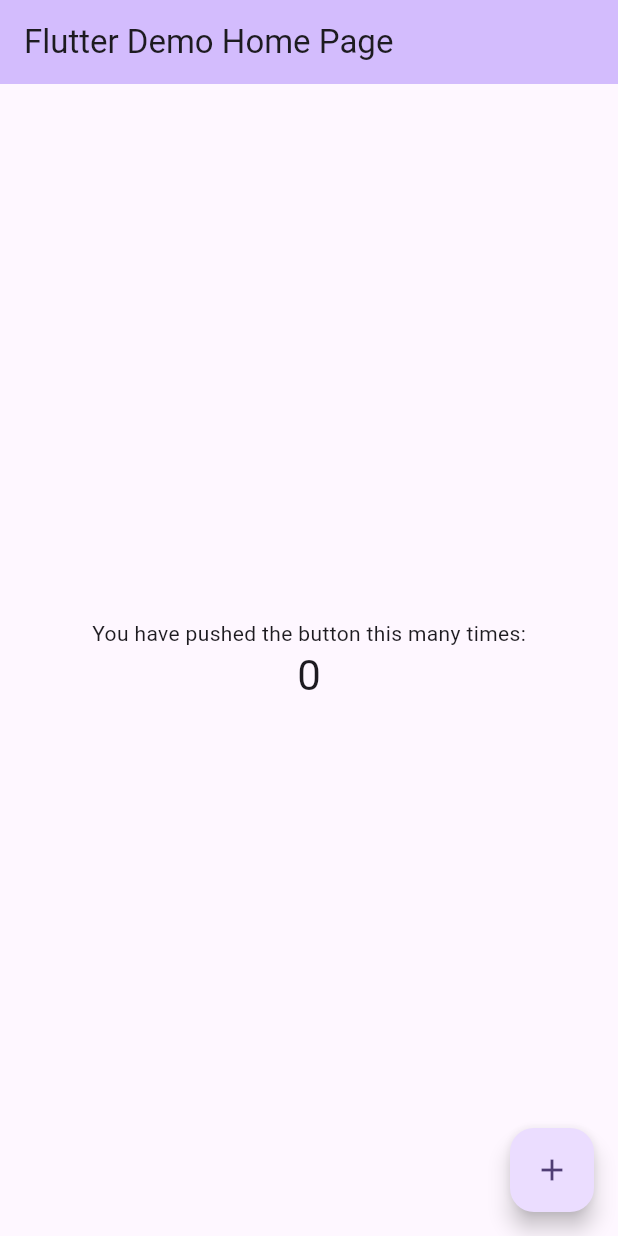
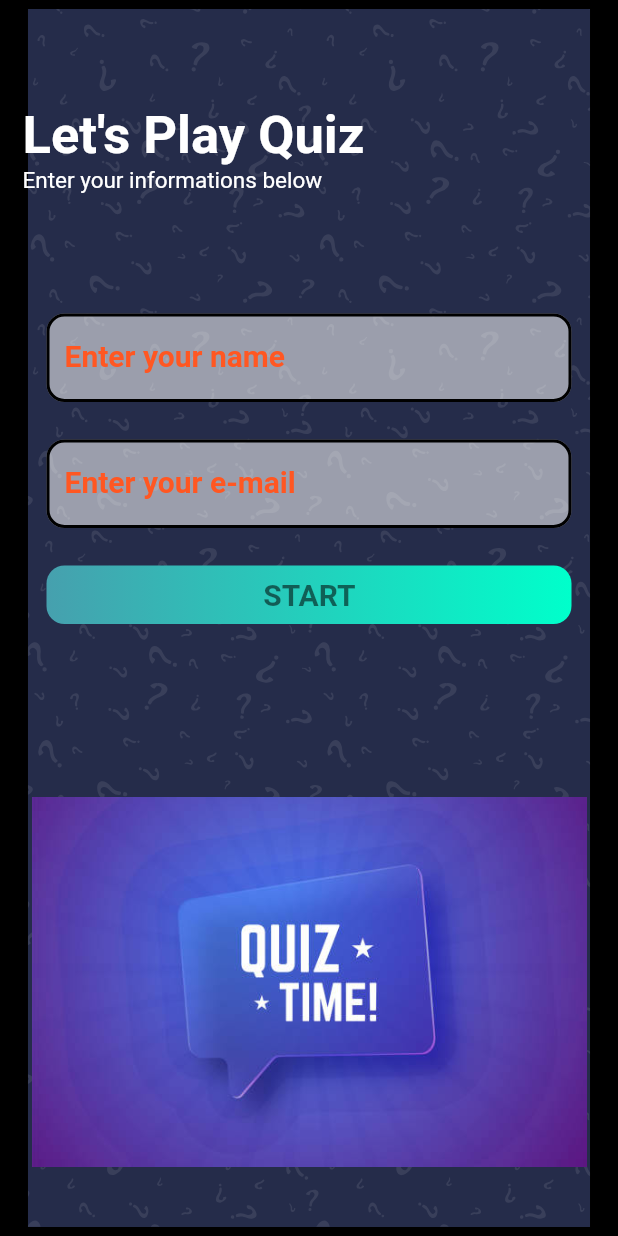
Before and after one commit to ArpitAswal/FlutterQuiz, a Flutter app: the screen it shows after launch, on a phone screen of 412 x 824 dp. Run offline on Flutter 3.47's test engine with Material 2 defaults, Android fonts, the phone set to English and light mode, and no system bars; our stand-ins replace confetti, websafe_svg.

Commit message:
after cloning code

```diff
--- a/lib/main.dart
+++ b/lib/main.dart
@@ -1,4 +1,7 @@
+import 'package:clonequiz/playQuiz.dart';
 import 'package:flutter/material.dart';
+import 'package:flutter/services.dart';
+import 'package:websafe_svg/websafe_svg.dart';
 
 void main() {
   runApp(const MyApp());
@@ -11,25 +14,20 @@ class MyApp extends StatelessWidget {
   @override
   Widget build(BuildContext context) {
     return MaterialApp(
-      title: 'Flutter Demo',
+      title: 'MCQ',
+      debugShowCheckedModeBanner: false,
       theme: ThemeData(
         // This is the theme of your application.
         //
-        // TRY THIS: Try running your application with "flutter run". You'll see
-        // the application has a blue toolbar. Then, without quitting the app,
-        // try changing the seedColor in the colorScheme below to Colors.green
-        // and then invoke "hot reload" (save your changes or press the "hot
-        // reload" button in a Flutter-supported IDE, or press "r" if you used
-        // the command line to start the app).
-        //
+        // Try running your application with "flutter run". You'll see the
+        // application has a blue toolbar. Then, without quitting the app, try
+        // changing the primarySwatch below to Colors.green and then invoke
+        // "hot reload" (press "r" in the console where you ran "flutter run",
+        // or simply save your changes to "hot reload" in a Flutter IDE).
         // Notice that the counter didn't reset back to zero; the application
-        // state is not lost during the reload. To reset the state, use hot
-        // restart instead.
-        //
-        // This works for code too, not just values: Most code changes can be
-        // tested with just a hot reload.
-        colorScheme: ColorScheme.fromSeed(seedColor: Colors.deepPurple),
-        useMaterial3: true,
+        // is not restarted.
+        appBarTheme: const AppBarTheme(elevation: 0),
+        primarySwatch: Colors.blue,
       ),
       home: const MyHomePage(title: 'Flutter Demo Home Page'),
     );
@@ -51,75 +49,137 @@ class MyHomePage extends StatefulWidget {
   final String title;
 
   @override
-  State<MyHomePage> createState() => _MyHomePageState();
+  State<MyHomePage> createState() => MyHomePageState();
 }
 
-class _MyHomePageState extends State<MyHomePage> {
-  int _counter = 0;
-
-  void _incrementCounter() {
-    setState(() {
-      // This call to setState tells the Flutter framework that something has
-      // changed in this State, which causes it to rerun the build method below
-      // so that the display can reflect the updated values. If we changed
-      // _counter without calling setState(), then the build method would not be
-      // called again, and so nothing would appear to happen.
-      _counter++;
-    });
-  }
+class MyHomePageState extends State<MyHomePage> {
+  static TextEditingController name= TextEditingController();
+  TextEditingController mail= TextEditingController();
 
   @override
+  void initState() {
+    // TODO: implement initState
+    super.initState();
+   name.text='';
+   mail.text='';
+  }
+  @override
   Widget build(BuildContext context) {
-    // This method is rerun every time setState is called, for instance as done
-    // by the _incrementCounter method above.
-    //
-    // The Flutter framework has been optimized to make rerunning build methods
-    // fast, so that you can just rebuild anything that needs updating rather
-    // than having to individually change instances of widgets.
-    return Scaffold(
-      appBar: AppBar(
-        // TRY THIS: Try changing the color here to a specific color (to
-        // Colors.amber, perhaps?) and trigger a hot reload to see the AppBar
-        // change color while the other colors stay the same.
-        backgroundColor: Theme.of(context).colorScheme.inversePrimary,
-        // Here we take the value from the MyHomePage object that was created by
-        // the App.build method, and use it to set our appbar title.
-        title: Text(widget.title),
-      ),
-      body: Center(
-        // Center is a layout widget. It takes a single child and positions it
-        // in the middle of the parent.
-        child: Column(
-          // Column is also a layout widget. It takes a list of children and
-          // arranges them vertically. By default, it sizes itself to fit its
-          // children horizontally, and tries to be as tall as its parent.
-          //
-          // Column has various properties to control how it sizes itself and
-          // how it positions its children. Here we use mainAxisAlignment to
-          // center the children vertically; the main axis here is the vertical
-          // axis because Columns are vertical (the cross axis would be
-          // horizontal).
-          //
-          // TRY THIS: Invoke "debug painting" (choose the "Toggle Debug Paint"
-          // action in the IDE, or press "p" in the console), to see the
-          // wireframe for each widget.
-          mainAxisAlignment: MainAxisAlignment.center,
-          children: <Widget>[
-            const Text(
-              'You have pushed the button this many times:',
+    return WillPopScope(
+    onWillPop: () async{
+      SystemNavigator.pop();
+      return true;
+    },
+      child: Scaffold(
+        resizeToAvoidBottomInset: false,
+        appBar: null,
+        body: Container(
+          width: double.infinity,
+          height: double.infinity,
+          color: Colors.black,
+          child: Center(
+            child: Stack(
+              children: [
+                Center(child: WebsafeSvg.asset("assets/bg.svg", fit: BoxFit.cover)),
+                Column(
+                  crossAxisAlignment: CrossAxisAlignment.start,
+                  children: [
+                    const SizedBox(height: 70,),
+                    const Padding(
+                      padding: EdgeInsets.only(left: 15),
+                      child: Text("Let's Play Quiz",style: TextStyle(color:Colors.white,fontWeight: FontWeight.bold,fontSize: 35),),
+                    ),
+                    const Padding(
+                      padding: EdgeInsets.only(left: 15),
+                      child: Text("Enter your informations below",style: TextStyle(color:Colors.white,fontSize: 15),),
+                    ),
+                    const SizedBox(height: 80,),
+                    Center(
+                      child: SizedBox(width: 350,
+                        child: TextField(
+                          controller: name,
+                          keyboardType: TextInputType.name,
+                          textInputAction: TextInputAction.next,
+                          decoration: const InputDecoration(
+                            filled: true,
+                            fillColor: Colors.white54,
+                            labelText: "Enter your name",
+                            labelStyle: TextStyle(color: Colors.deepOrange,fontSize: 20,fontWeight: FontWeight.w700),
+                            hintText: "Full Name",
+                            enabledBorder:OutlineInputBorder(borderRadius: BorderRadius.all(Radius.circular(12)),
+                                borderSide:BorderSide(width: 2,color: Colors.black) ),
+                            focusedBorder: OutlineInputBorder(borderSide:
+                            BorderSide(width: 2,color:Colors.blue),
+                                borderRadius: BorderRadius.all(Radius.circular(12))),
+                          ),
+                        ),
+                      ),
+                    ),
+                    const SizedBox(height:25),
+                    Center(
+                      child: SizedBox(width: 350,
+                        child: TextField(
+                          controller: mail,
+                          keyboardType: TextInputType.emailAddress,
+                          textInputAction: TextInputAction.next,
+                          decoration: const InputDecoration(
+                              filled: true,
+                              fillColor: Colors.white54,
+                              labelText: "Enter your e-mail",
+                              labelStyle: TextStyle(color: Colors.deepOrange,fontSize: 20,fontWeight: FontWeight.w700),
+                              hintText: "E-Mail",
+                              enabledBorder:OutlineInputBorder(borderRadius: BorderRadius.all(Radius.circular(12)),
+                                  borderSide:BorderSide(width: 2,color: Colors.black) ),
+                              focusedBorder: OutlineInputBorder(borderSide:
+                              BorderSide(width: 2,color:Colors.blue),
+                                  borderRadius: BorderRadius.all(Radius.circular(12)))
+                          ),
+                        ),
+
+                      ),
+                    ),
+                    const SizedBox(height:25),
+
+                    InkWell(
+                      onTap: (){
+                        debugPrint("${Text(name.text.toString())}");
+                        if(name.text.isEmpty || mail.text.isEmpty){
+                          var snackbar= const SnackBar(content: Text('please filled the both textfields'));
+                          ScaffoldMessenger.of(context).showSnackBar(snackbar);
+                        }
+                        else {
+                          Navigator.pushReplacement(context, MaterialPageRoute(
+                              builder: (context) => const PlayQuiz()),);
+                        }
+                        },
+                      child: Center(
+                        child: Container(
+                          width:350,
+                          alignment: Alignment.center,
+                          padding: const EdgeInsets.all(8), // 15
+                          decoration: const BoxDecoration(
+                            gradient: LinearGradient(
+                              colors: [Color(0xFF46A0AE), Color(0xFF00FFCB)],
+                              begin: Alignment.centerLeft,
+                              end: Alignment.centerRight,
+                            ),
+                            borderRadius: BorderRadius.all(Radius.circular(12)),
+                          ),
+                          child: const Text(
+                              " START ",
+                              style: TextStyle(color: Colors.black54,fontSize: 20,fontWeight: FontWeight.w600)),
+                        ),
+                      ),
+                    ),
+                    const SizedBox(height: 115),
+                    Center(child: Image.asset('assets/quizPicture.jpg',width:370))
+                  ],
+                ),
+              ],
             ),
-            Text(
-              '$_counter',
-              style: Theme.of(context).textTheme.headlineMedium,
-            ),
-          ],
+          ),
         ),
       ),
-      floatingActionButton: FloatingActionButton(
-        onPressed: _incrementCounter,
-        tooltip: 'Increment',
-        child: const Icon(Icons.add),
-      ), // This trailing comma makes auto-formatting nicer for build methods.
     );
   }
 }
--- /dev/null
+++ b/lib/questions.dart
@@ -0,0 +1,86 @@
+class Play {
+  String? question;
+  Map<String, bool> answers;
+
+  Play(this.question, this.answers,);
+}
+List<Play> questions = [
+  Play(
+    'Q1. Who created Flutter?',
+    {'Facebook':false, 'Adobe':false, 'Google':true, 'Microsoft':false}
+),
+Play(
+  'Q2. What is Flutter.',
+  {
+    'Android Development Kit': false,
+    'IOS Development Kit': false,
+    'Web Development Kit': false,
+    'SDK to build beautiful IOS, Android, Web & Desktop Native Apps': true,
+  }
+),
+Play(
+ ' Q3. Which programing language is used by Flutter!',
+    {
+      'Ruby':false,
+      'Dart':true,
+      'C++':false,
+      'Kotlin':false,
+    }
+),
+Play(
+  'Q4. Who created Dart programing language?',
+    {
+      'Lars Bak and Kasper Lund':true,
+      'Brendan Eich':false,
+      'Bjarne Stroustrup':false,
+      'Jeremy Ashkenas':false,
+    }),
+  Play(
+     'Q5. Is Flutter cross-platform or not?',
+      {'True': true,
+        'False': false,
+      }
+      ),
+
+  Play(
+    'Q6. Which of the following best explains the flutter!',
+      {
+      'It is an open-source database management system':false,
+      'This is an open-source UI toolkit':true,
+      'This is an open-source backend toolkit':false,
+      'None of the above':false,
+      }
+),
+Play(
+ 'Q7. Which of the following is a sequence of asynchronous events!',
+    {'Stream': true,
+      'Flow': false,
+      'Current': false,
+      'None of the above': false,
+    }
+),
+Play(
+  'Q8. Which one of these operators is called a null-coalescing operator?',
+    {
+      '? operator': false,
+      '?? operator': true,
+      '&& operator': false,
+      'None of the above':false,
+    }
+  ),
+  Play(
+    'Q9. In Flutter, which of the following is used as identifiers for widgets, elements, and semantic nodes?',
+      {'Buttons': false,
+        'Widgets': true,
+        'Keys': false,
+        'Streams': false,
+      }
+      ),
+  Play('Q10. How many types of keys are in Flutter name them',
+      {'GlobalKey': false,
+        'LocalKey': false,
+        'Both of them': true,
+        'None of the above': false,
+      }
+  ),
+];
```
Also changed, not shown: lib/playQuiz.dart (added, +165 -0 lines), lib/resultPage.dart (added, +176 -0 lines), pubspec.yaml (+4 -3 lines), assets/bg.svg (added), assets/quizPicture.jpg (added), pubspec.lock, 1 other file.
